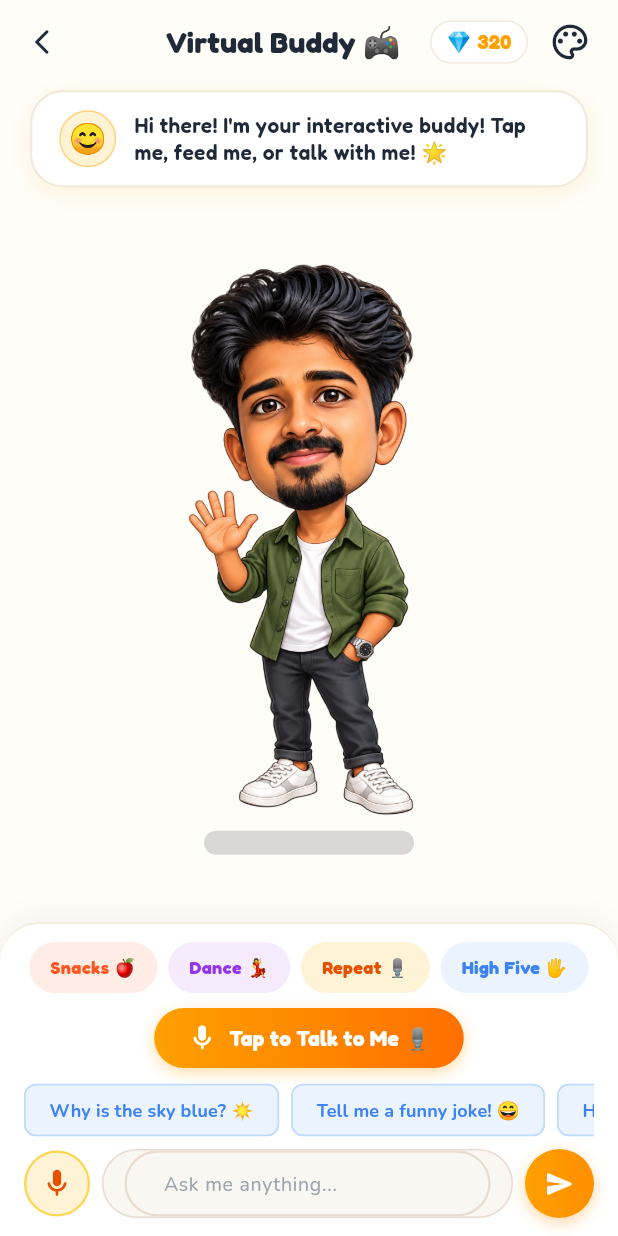
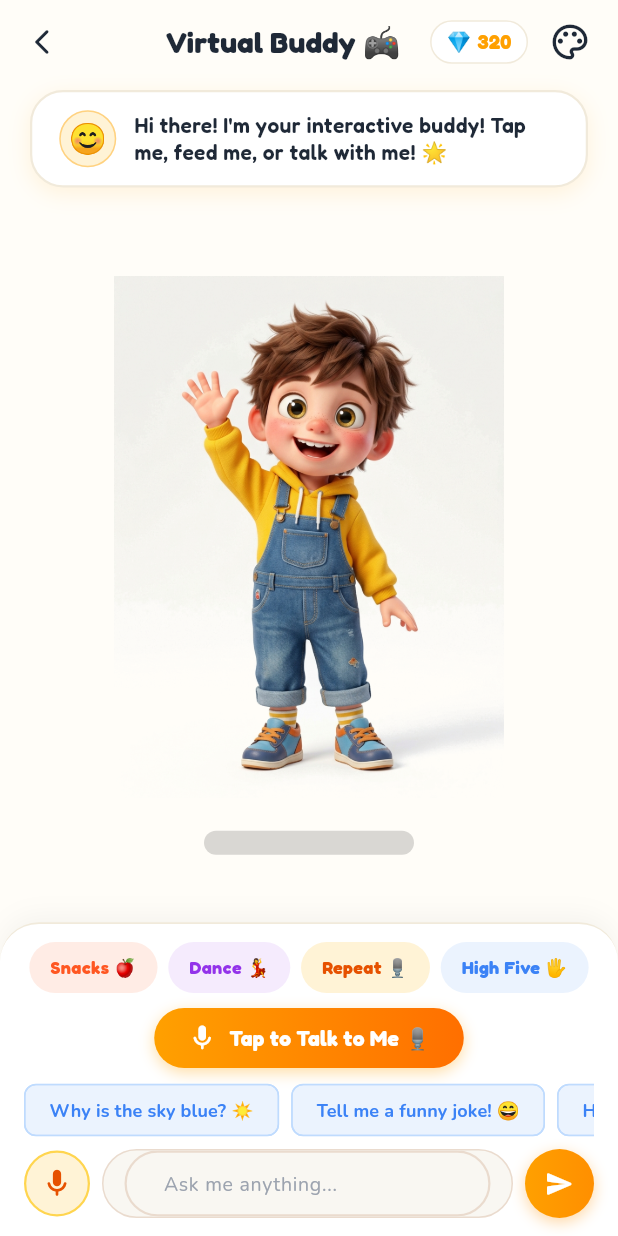
Before and after one commit to srj-nandu/jaroos-educational-app, a Flutter app: the VirtualSimulatorScreen screen opened by its route, on a phone screen of 412 x 824 dp. Run offline on Flutter 3.47's test engine with Material 3 defaults, Android fonts, the light colour scheme and no system bars; our stand-ins replace flutter_tts, google_fonts, shared_preferences, speech_to_text; accounts and stored records are empty.

Commit message:
feat: Exact Talking Tom simulator with 3D Pixar kid character, pure word repetition, and 1.95 cartoon pitch

```diff
--- a/lib/features/virtual_simulator/screens/virtual_simulator_screen.dart
+++ b/lib/features/virtual_simulator/screens/virtual_simulator_screen.dart
@@ -377,14 +377,14 @@ class _VirtualSimulatorScreenState extends State<VirtualSimulatorScreen>
     }
   }
 
-  /// Talking Tom Voice Repeat Mode
+  /// Talking Tom Voice Repeat Mode: Pure repetition without filler
   void _handleRepeatPhrase(String phrase) {
+    final clean = phrase.trim();
+    if (clean.isEmpty) return;
+
     _inputCtrl.clear();
     _wobbleController.forward(from: 0.0);
-    _speakAsCharacter(
-      "🗣️ \"$phrase\" ... Hehe, that sounds awesome when I say it!",
-      mood: CharacterMood.speaking,
-    );
+    _speakAsCharacter(clean, mood: CharacterMood.speaking);
   }
 
   /// Ask Question to AI Companion
@@ -701,7 +701,7 @@ class _VirtualSimulatorScreenState extends State<VirtualSimulatorScreen>
                         // 2. Cool Sunglasses Accessory Overlay
                         if (_showSunglasses)
                           Positioned(
-                            top: 88,
+                            top: 98,
                             child: Container(
                               padding: const EdgeInsets.symmetric(horizontal: 10, vertical: 3),
                               decoration: BoxDecoration(
@@ -716,14 +716,14 @@ class _VirtualSimulatorScreenState extends State<VirtualSimulatorScreen>
                         // 3. Golden Crown Accessory Overlay
                         if (_showCrown)
                           const Positioned(
-                            top: 8,
+                            top: 6,
                             child: Text('👑', style: TextStyle(fontSize: 36)),
                           ),
 
                         // 4. Talking Mouth Animation Ripple Indicator
                         if (_currentMood == CharacterMood.speaking)
                           Positioned(
-                            top: 135,
+                            top: 142,
                             child: Container(
                               width: 14,
                               height: 8,
@@ -745,12 +745,12 @@ class _VirtualSimulatorScreenState extends State<VirtualSimulatorScreen>
                         // TOUCH TARGET ZONES (Transparent Interactive Overlays)
                         // ====================================================
 
-                        // Zone A: Head & Curly Hair (Tickle)
+                        // Zone A: Head & Hair (Tickle)
                         Positioned(
                           top: 0,
                           left: 40,
                           right: 40,
-                          height: 95,
+                          height: 100,
                           child: GestureDetector(
                             behavior: HitTestBehavior.translucent,
                             onTap: _onTapHead,
@@ -760,10 +760,10 @@ class _VirtualSimulatorScreenState extends State<VirtualSimulatorScreen>
 
                         // Zone B: Face & Cheeks (Loving Pet)
                         Positioned(
-                          top: 95,
-                          left: 60,
-                          right: 60,
-                          height: 70,
+                          top: 100,
+                          left: 50,
+                          right: 50,
+                          height: 75,
                           child: GestureDetector(
                             behavior: HitTestBehavior.translucent,
                             onTap: _onTapFace,
@@ -773,10 +773,10 @@ class _VirtualSimulatorScreenState extends State<VirtualSimulatorScreen>
 
                         // Zone C: Waving Hand (High Five!)
                         Positioned(
-                          top: 155,
-                          left: 10,
-                          width: 65,
-                          height: 65,
+                          top: 55,
+                          left: 5,
+                          width: 75,
+                          height: 80,
                           child: GestureDetector(
                             behavior: HitTestBehavior.translucent,
                             onTap: _onTapHand,
@@ -784,12 +784,12 @@ class _VirtualSimulatorScreenState extends State<VirtualSimulatorScreen>
                           ),
                         ),
 
-                        // Zone D: Belly / Green Shirt (Poke & Giggle)
+                        // Zone D: Belly & Denim Overalls (Poke & Giggle)
                         Positioned(
-                          top: 170,
-                          left: 75,
-                          right: 75,
-                          height: 90,
+                          top: 175,
+                          left: 65,
+                          right: 65,
+                          height: 100,
                           child: GestureDetector(
                             behavior: HitTestBehavior.translucent,
                             onTap: _onTapBelly,
@@ -800,9 +800,9 @@ class _VirtualSimulatorScreenState extends State<VirtualSimulatorScreen>
                         // Zone E: Sneakers / Feet (Bouncy Jump)
                         Positioned(
                           bottom: 0,
-                          left: 45,
-                          right: 45,
-                          height: 75,
+                          left: 40,
+                          right: 40,
+                          height: 80,
                           child: GestureDetector(
                             behavior: HitTestBehavior.translucent,
                             onTap: _onTapFeet,
--- a/lib/models/voice_persona_model.dart
+++ b/lib/models/voice_persona_model.dart
@@ -144,14 +144,14 @@ class VoicePersona {
     role: 'Cartoon Mimic 🐱',
     emoji: '🎙️',
     languageCode: 'en',
-    description: 'High-pitched caricature voice that mimics and repeats words in funny cartoon style!',
-    samplePhrase: "Hehe! Say something and I will repeat it! Woo-hoo! 🎙️",
-    basePitch: 1.65,
-    excitedPitch: 1.80,
-    calmPitch: 1.50,
-    baseRate: 0.52,
+    description: 'Ultra high-pitched cartoon caricature voice that mimics and repeats words in true Talking Tom style!',
+    samplePhrase: "Say something and I will repeat it! 🎙️",
+    basePitch: 1.95,
+    excitedPitch: 2.0,
+    calmPitch: 1.85,
+    baseRate: 0.56,
     accentColorHex: 0xFFFFA000,
-    voiceKeywords: ['child', 'high', 'robot', 'cartoon'],
+    voiceKeywords: ['child', 'high', 'robot', 'cartoon', 'female'],
   );
 
   // ==========================================
```
Also changed, not shown: assets/images/simulator_character.png, 1 other file.
